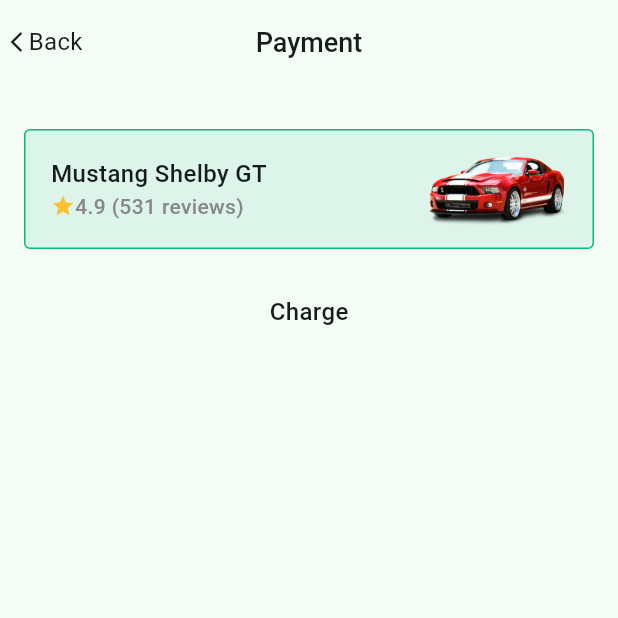
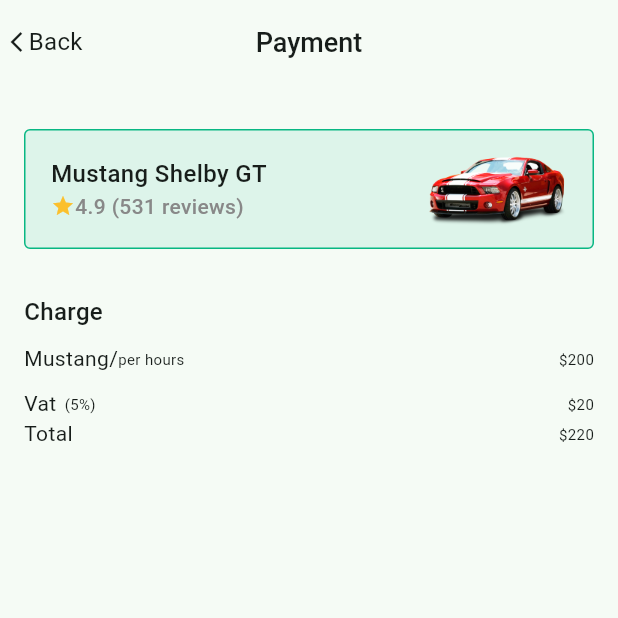
Before and after one commit to tech-cell-eg/round-2-Ride-Share-mobile-app, a Flutter app: the screen it shows after launch, on a phone screen of 412 x 824 dp, the top half of it. Run offline on Flutter 3.47's test engine with Material 3 defaults, Android fonts, the phone set to English and light mode, and no system bars; our stand-ins replace dashed_circular_progress_bar, device_preview, flutter_screenutil, flutter_svg, font_awesome_flutter, google_maps_flutter and 2 more.

Commit message:
Add InfoLineRow widget and integrate it into PaymentScreenBody

```diff
--- /dev/null
+++ b/lib/payment/presentation/views/widgets/info_line_row.dart
@@ -0,0 +1,39 @@
+import 'package:flutter/material.dart';
+
+class InfoLineRow extends StatelessWidget {
+  const InfoLineRow({
+    super.key,
+    required this.title,
+    required this.subTitle,
+    required this.amountTitle,
+  });
+  final String title;
+  final String subTitle;
+  final String amountTitle;
+  @override
+  Widget build(BuildContext context) {
+    return Row(
+      children: [
+        Text(
+          title,
+          style: const TextStyle(
+            fontSize: 14,
+          ),
+        ),
+        Text(
+          subTitle,
+          style: const TextStyle(
+            fontSize: 10,
+          ),
+        ),
+        const Spacer(),
+        Text(
+          amountTitle,
+          style: const TextStyle(
+            fontSize: 10,
+          ),
+        ),
+      ],
+    );
+  }
+}
--- a/lib/payment/presentation/views/widgets/payment_screen_body.dart
+++ b/lib/payment/presentation/views/widgets/payment_screen_body.dart
@@ -4,6 +4,7 @@ import 'package:ride_share/core/constants/generated/images.dart';
 import 'package:ride_share/core/widgets/green_box.dart';
 
 import 'driver_rate_box.dart';
+import 'info_line_row.dart';
 
 class PaymentScreenBody extends StatelessWidget {
   const PaymentScreenBody({super.key});
@@ -13,6 +14,7 @@ class PaymentScreenBody extends StatelessWidget {
     return const Padding(
       padding: EdgeInsets.symmetric(horizontal: 16),
       child: Column(
+        crossAxisAlignment: CrossAxisAlignment.start,
         children: [
           SizedBox(height: 30),
           DriverRateBox(),
@@ -25,6 +27,22 @@ class PaymentScreenBody extends StatelessWidget {
             ),
           ),
           SizedBox(height: 10),
+          InfoLineRow(
+            title: 'Mustang/',
+            subTitle: 'per hours',
+            amountTitle: r'$200',
+          ),
+          SizedBox(height: 10),
+          InfoLineRow(
+            title: 'Vat',
+            subTitle: '  (5%)',
+            amountTitle: r'$20',
+          ),
+          InfoLineRow(
+            title: 'Total',
+            subTitle: '',
+            amountTitle: r'$220',
+          ),
         ],
       ),
     );
```
